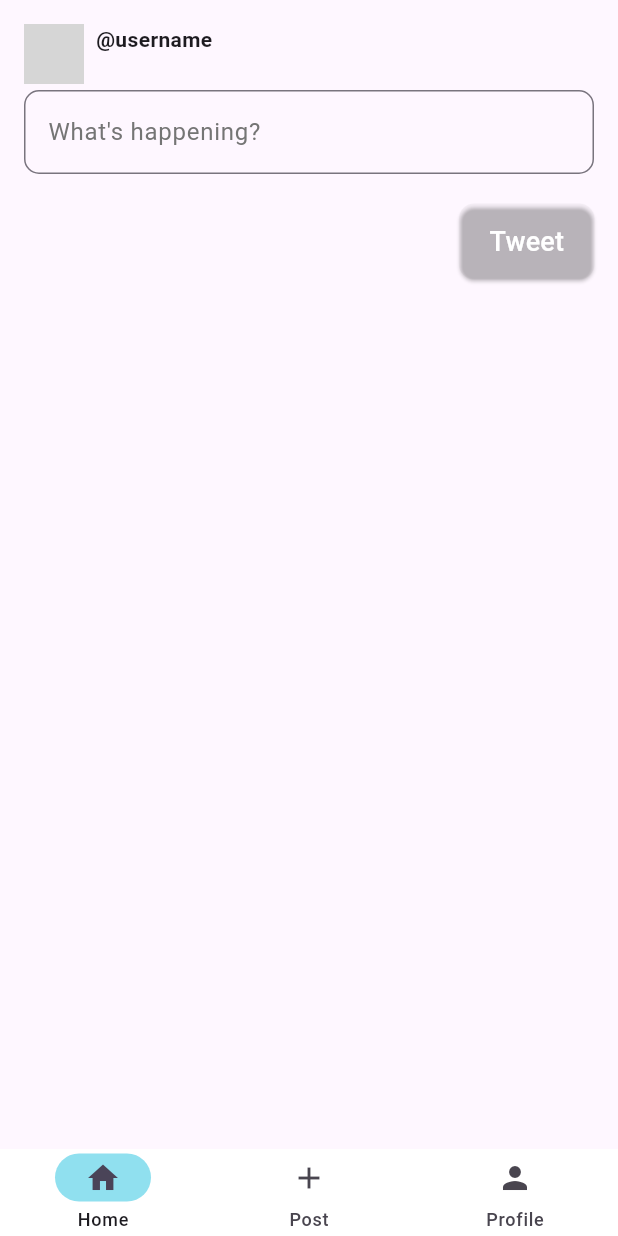
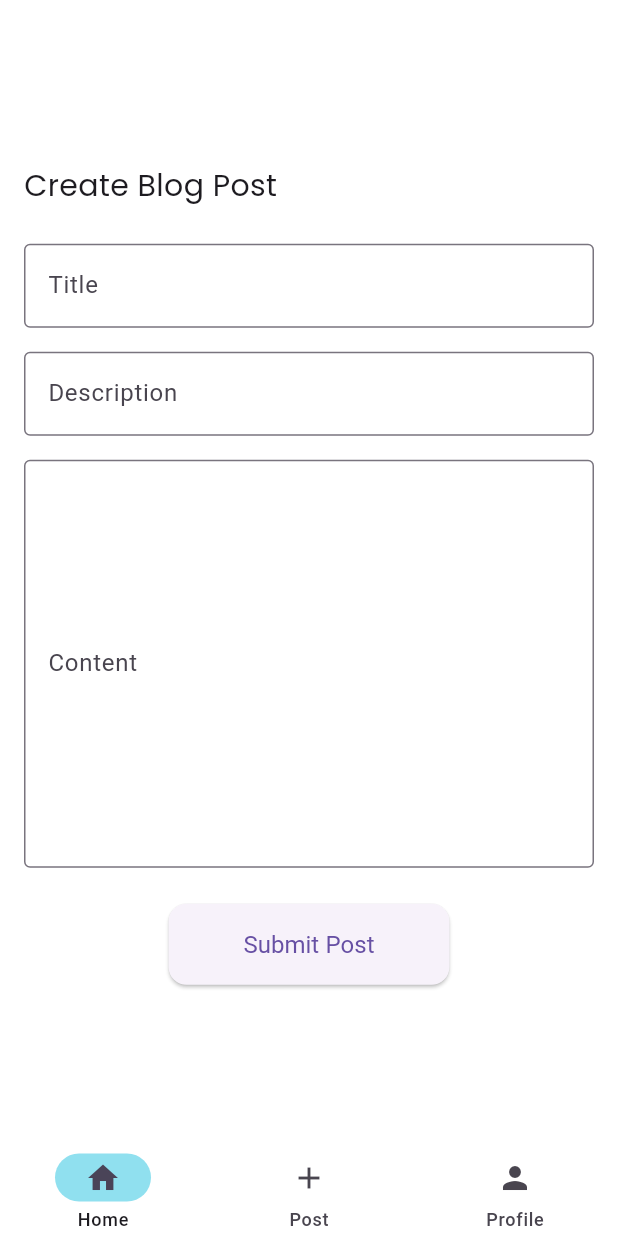
Before and after one commit to manuel-spec/blogify, a Flutter app: the PostWidget screen opened by its route, on a phone screen of 412 x 824 dp. Run offline on Flutter 3.47's test engine with Material 3 defaults, Android fonts, the phone set to English and light mode, and no system bars; our stand-ins replace go_router, google_fonts, ionicons, shared_preferences; accounts and stored records are empty; network calls fail; grey boxes are pictures that could not be loaded.

Commit message:
blog_create_form

```diff
--- a/lib/pages/Home/home.dart
+++ b/lib/pages/Home/home.dart
@@ -24,7 +24,7 @@ class _HomeWidgetState extends State<HomeWidget> {
           backgroundColor: Colors.white,
           elevation: 0,
           toolbarHeight: 0, // Remove the default AppBar height
-          bottom: TabBar(
+          bottom: const TabBar(
             tabs: [
               Tab(
                 text: "For You",
@@ -35,7 +35,7 @@ class _HomeWidgetState extends State<HomeWidget> {
             ],
           ),
         ),
-        body: TabBarView(
+        body: const TabBarView(
           children: [
             BlogsWidget(),
             Text("text2"),
--- a/lib/pages/Post/create.dart
+++ b/lib/pages/Post/create.dart
@@ -1,111 +1,153 @@
 import 'package:flutter/material.dart';
-
-class MyApp extends StatelessWidget {
-  @override
-  Widget build(BuildContext context) {
-    return MaterialApp(
-      home: PostWidget(),
-    );
-  }
-}
+import 'package:google_fonts/google_fonts.dart';
 
 class PostWidget extends StatefulWidget {
+  const PostWidget({Key? key}) : super(key: key);
+
   @override
   _PostWidgetState createState() => _PostWidgetState();
 }
 
 class _PostWidgetState extends State<PostWidget> {
   final _formKey = GlobalKey<FormState>();
-  final TextEditingController _contentController = TextEditingController();
+  final _titleController = TextEditingController();
+  final _descriptionController = TextEditingController();
+  final _contentController = TextEditingController();
 
   void _submitPost() {
     if (_formKey.currentState!.validate()) {
-      final content = _contentController.text;
-
-      // Handle the form submission logic here
+      // Process the data (e.g., send it to a server or save it locally)
+      String title = _titleController.text;
+      String description = _descriptionController.text;
+      String content = _contentController.text;
+      print('Title: $title');
+      print('Description: $description');
       print('Content: $content');
 
-      // Clear the form field
+      // Clear the form
+      _titleController.clear();
+      _descriptionController.clear();
       _contentController.clear();
+
+      // Show a confirmation message
+      ScaffoldMessenger.of(context).showSnackBar(
+        SnackBar(content: Text('Post submitted successfully!')),
+      );
     }
   }
 
   @override
   Widget build(BuildContext context) {
     return Scaffold(
-      // Removed background color as set in ThemeData
-      body: Padding(
-        padding: const EdgeInsets.all(16.0),
+      backgroundColor: Colors.white,
+      body: Center(
         child: SingleChildScrollView(
-          // Make content scrollable
-          child: Column(
-            crossAxisAlignment: CrossAxisAlignment.start,
-            children: [
-              // Profile picture and username row
-              Row(
-                crossAxisAlignment: CrossAxisAlignment.start,
-                children: [
-                  CircleAvatar(
-                    backgroundImage: AssetImage(
-                        'path/to/profile_picture.png'), // Replace with your image path
+          padding: const EdgeInsets.all(16.0),
+          child: Form(
+            key: _formKey,
+            child: Column(
+              crossAxisAlignment: CrossAxisAlignment.start,
+              children: <Widget>[
+                Text(
+                  'Create Blog Post',
+                  style: TextStyle(
+                    fontSize: 20,
+                    fontFamily: GoogleFonts.poppins().fontFamily,
                   ),
-                  SizedBox(width: 8),
-                  Text(
-                    '@username',
-                    style: TextStyle(fontWeight: FontWeight.bold),
-                  ),
-                ],
-              ),
-              SizedBox(height: 4), // Add a small space after username
-
-              Form(
-                key: _formKey,
-                child: TextFormField(
-                  controller: _contentController,
-                  maxLength: 280, // Set character limit (optional)
-                  maxLines: null, // Allow multiple lines
+                ),
+                SizedBox(height: 24),
+                TextFormField(
+                  controller: _titleController,
                   decoration: InputDecoration(
-                    counterText: '', // Hide character counter text
-                    hintText: 'What\'s happening?',
-                    hintStyle: TextStyle(color: Colors.grey[600]),
+                    labelText: 'Title',
                     border: OutlineInputBorder(
-                      borderRadius: BorderRadius.circular(10),
+                      borderSide: BorderSide(color: Colors.black26),
+                    ),
+                    filled: false,
+                    fillColor: Colors.black12,
+                    focusedBorder: OutlineInputBorder(
+                      borderSide: BorderSide(color: Colors.lightBlueAccent),
                     ),
                   ),
                   validator: (value) {
                     if (value == null || value.isEmpty) {
-                      return 'Write your tweet';
+                      return 'Please enter a title';
                     }
                     return null;
                   },
                 ),
-              ),
-
-              SizedBox(height: 20),
-              Row(
-                mainAxisAlignment: MainAxisAlignment.end,
-                children: [
-                  ElevatedButton(
+                SizedBox(height: 16),
+                TextFormField(
+                  controller: _descriptionController,
+                  decoration: InputDecoration(
+                    labelText: 'Description',
+                    border: OutlineInputBorder(
+                      borderSide: BorderSide(color: Colors.black26),
+                    ),
+                    filled: false,
+                    fillColor: Colors.white,
+                    focusedBorder: OutlineInputBorder(
+                      borderSide: BorderSide(color: Colors.black26),
+                    ),
+                  ),
+                  validator: (value) {
+                    if (value == null || value.isEmpty) {
+                      return 'Please enter a description';
+                    }
+                    return null;
+                  },
+                ),
+                SizedBox(height: 16),
+                TextFormField(
+                  controller: _contentController,
+                  decoration: InputDecoration(
+                    labelText: 'Content',
+                    border: OutlineInputBorder(
+                      borderSide: BorderSide(color: Colors.lightBlueAccent),
+                    ),
+                    filled: false,
+                    fillColor: Colors.white,
+                    focusedBorder: OutlineInputBorder(
+                      borderSide: BorderSide(color: Colors.lightBlueAccent),
+                    ),
+                  ),
+                  maxLines: 10,
+                  validator: (value) {
+                    if (value == null || value.isEmpty) {
+                      return 'Please enter the content';
+                    }
+                    return null;
+                  },
+                ),
+                SizedBox(height: 24),
+                Center(
+                  child: ElevatedButton(
                     onPressed: _submitPost,
+                    child: Text('Submit Post'),
                     style: ElevatedButton.styleFrom(
-                      backgroundColor: Color(0x1d9bf0), // Twitter blue
+                      iconColor: Colors.lightBlueAccent,
                       padding:
-                          EdgeInsets.symmetric(vertical: 12, horizontal: 20),
+                          EdgeInsets.symmetric(horizontal: 50, vertical: 15),
+                      textStyle: TextStyle(fontSize: 16),
                       shape: RoundedRectangleBorder(
-                        borderRadius: BorderRadius.circular(10),
+                        borderRadius: BorderRadius.circular(12),
                       ),
                     ),
-                    child: Text(
-                      'Tweet',
-                      style: TextStyle(fontSize: 18, color: Colors.white),
-                    ),
                   ),
-                ],
-              ),
-            ],
+                ),
+              ],
+            ),
           ),
         ),
       ),
     );
   }
+
+  @override
+  void dispose() {
+    _titleController.dispose();
+    _descriptionController.dispose();
+    _contentController.dispose();
+    super.dispose();
+  }
 }
```
